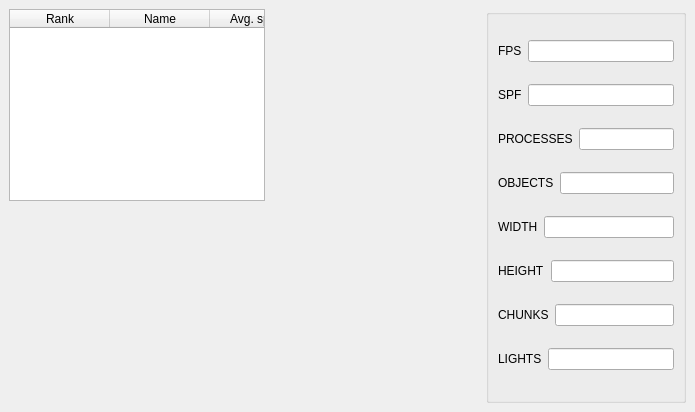
Old version of the form statisticswindow.ui in the repository MGniew/ParallelRayTracing.
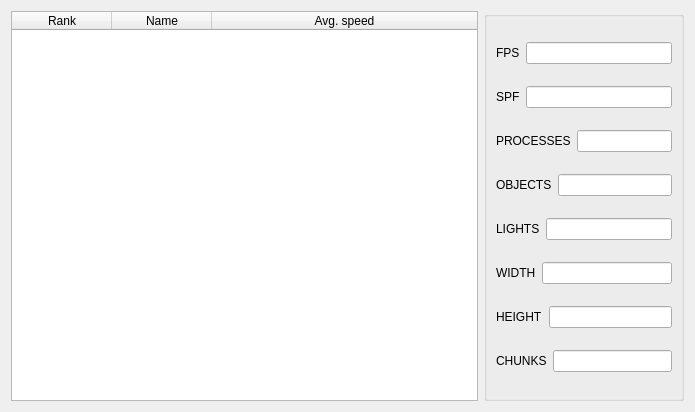
New version of the form.

The edit to the form file:
```diff
--- a/statisticswindow.ui
+++ b/statisticswindow.ui
@@ -13,15 +13,9 @@
   <property name="windowTitle">
    <string>Dialog</string>
   </property>
+  <layout class="QHBoxLayout" name="horizontalLayout">
+   <item>
   <widget class="QTableWidget" name="tableWidget">
-   <property name="geometry">
-    <rect>
-     <x>9</x>
-     <y>9</y>
-     <width>256</width>
-     <height>192</height>
-    </rect>
-   </property>
    <property name="sizePolicy">
     <sizepolicy hsizetype="Expanding" vsizetype="Expanding">
      <horstretch>0</horstretch>
@@ -65,18 +59,12 @@
     </property>
    </column>
   </widget>
+   </item>
+   <item>
   <widget class="QGroupBox" name="groupBox">
    <property name="enabled">
     <bool>true</bool>
    </property>
-   <property name="geometry">
-    <rect>
-     <x>486</x>
-     <y>9</y>
-     <width>200</width>
-     <height>394</height>
-    </rect>
-   </property>
    <property name="sizePolicy">
     <sizepolicy hsizetype="Minimum" vsizetype="Minimum">
      <horstretch>0</horstretch>
@@ -201,6 +189,36 @@
       </item>
      </layout>
     </item>
+      <item>
+       <layout class="QHBoxLayout" name="horizontalLayout_4">
+        <item>
+         <widget class="QLabel" name="label_lights">
+          <property name="text">
+           <string>LIGHTS</string>
+          </property>
+         </widget>
+        </item>
+        <item>
+         <widget class="QLineEdit" name="lineEdit_lights">
+          <property name="sizePolicy">
+           <sizepolicy hsizetype="Expanding" vsizetype="Fixed">
+            <horstretch>0</horstretch>
+            <verstretch>0</verstretch>
+           </sizepolicy>
+          </property>
+          <property name="focusPolicy">
+           <enum>Qt::NoFocus</enum>
+          </property>
+          <property name="alignment">
+           <set>Qt::AlignCenter</set>
+          </property>
+          <property name="readOnly">
+           <bool>true</bool>
+          </property>
+         </widget>
+        </item>
+       </layout>
+      </item>
     <item>
      <layout class="QHBoxLayout" name="horizontalLayout_7">
       <item>
@@ -273,38 +291,10 @@
       </item>
      </layout>
     </item>
-    <item>
-     <layout class="QHBoxLayout" name="horizontalLayout_4">
-      <item>
-       <widget class="QLabel" name="label_lights">
-        <property name="text">
-         <string>LIGHTS</string>
-        </property>
-       </widget>
-      </item>
-      <item>
-       <widget class="QLineEdit" name="lineEdit_lights">
-        <property name="sizePolicy">
-         <sizepolicy hsizetype="Expanding" vsizetype="Fixed">
-          <horstretch>0</horstretch>
-          <verstretch>0</verstretch>
-         </sizepolicy>
-        </property>
-        <property name="focusPolicy">
-         <enum>Qt::NoFocus</enum>
-        </property>
-        <property name="alignment">
-         <set>Qt::AlignCenter</set>
-        </property>
-        <property name="readOnly">
-         <bool>true</bool>
-        </property>
-       </widget>
-      </item>
-     </layout>
-    </item>
-   </layout>
-  </widget>
+     </layout>
+    </widget>
+   </item>
+  </layout>
  </widget>
  <resources/>
  <connections/>
```
Lines whose indentation alone changed are shown as unchanged.
